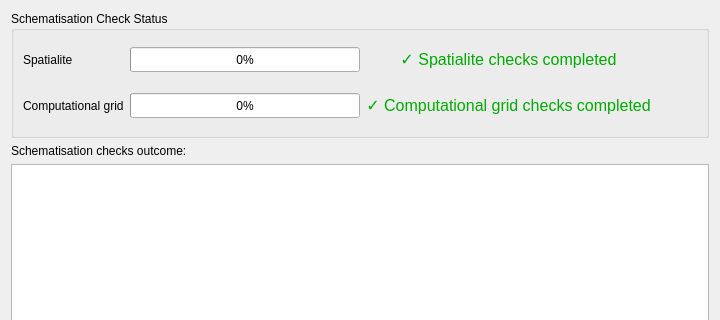
This is threedi_models_and_simulations/ui/upload_wizard/page_check_model.ui in nens/threedi-api-qgis-client as Qt 5 draws it before an edit; both pictures show x 0 to 720 and y 0 to 320 of the 720 by 813 pixel window. The edited form follows.
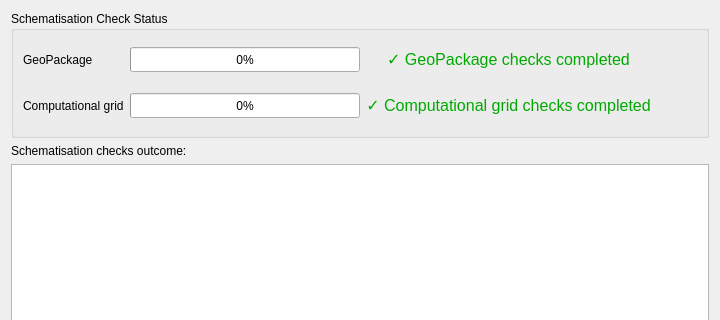
This is the edited form. Icons and pictures are not drawn.

```diff
--- a/threedi_models_and_simulations/ui/upload_wizard/page_check_model.ui
+++ b/threedi_models_and_simulations/ui/upload_wizard/page_check_model.ui
@@ -121,7 +121,7 @@
            </font>
           </property>
           <property name="text">
-           <string>&lt;html&gt;&lt;head/&gt;&lt;body&gt;&lt;p&gt;&lt;span style=&quot; font-size:12pt; color:#00aa00;&quot;&gt;✓ Spatialite checks completed&lt;/span&gt;&lt;/p&gt;&lt;/body&gt;&lt;/html&gt;</string>
+           <string>&lt;html&gt;&lt;head/&gt;&lt;body&gt;&lt;p&gt;&lt;span style=&quot; font-size:12pt; color:#00aa00;&quot;&gt;✓ GeoPackage checks completed&lt;/span&gt;&lt;/p&gt;&lt;/body&gt;&lt;/html&gt;</string>
           </property>
           <property name="alignment">
            <set>Qt::AlignCenter</set>
@@ -156,7 +156,7 @@
            </size>
           </property>
           <property name="text">
-           <string>Spatialite</string>
+           <string>GeoPackage</string>
           </property>
          </widget>
         </item>
```
Left out of the diff: 8 changed lines with no effect on the pictures.
